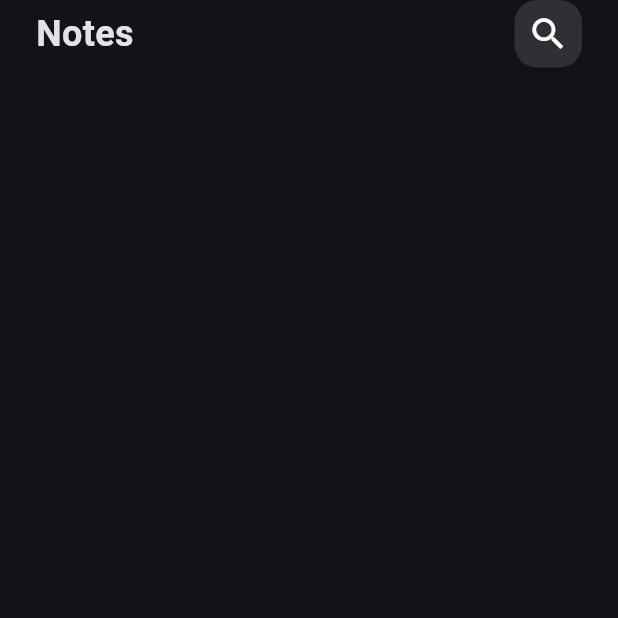
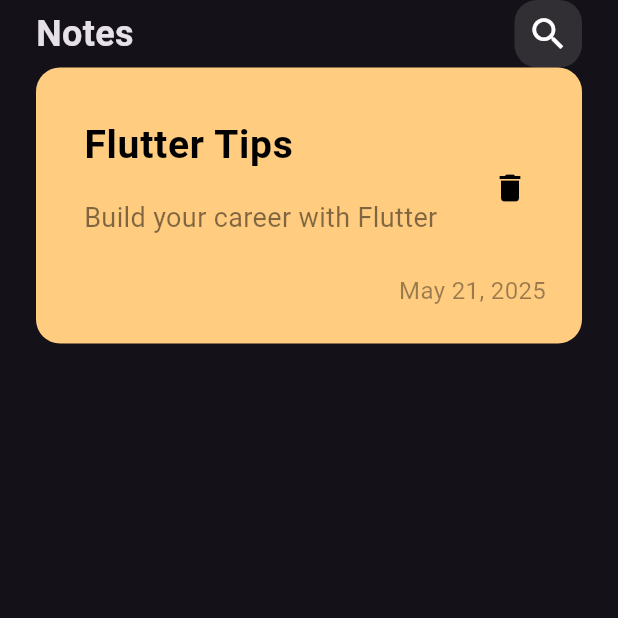
Before and after one commit to MohamedHany1512/notesApp, a Flutter app: the screen it shows after launch, on a phone screen of 412 x 824 dp, the top half of it. Run offline on Flutter 3.47's test engine with Material 3 defaults, Android fonts, the phone set to English and light mode, and no system bars.

Commit message:
create custom note item

```diff
--- /dev/null
+++ b/lib/views/widgets/custom_note_item.dart
@@ -0,0 +1,44 @@
+import 'package:flutter/material.dart';
+
+class NoteItem  extends StatelessWidget {
+  const NoteItem ({super.key});
+
+  @override
+  Widget build(BuildContext context) {
+    return  Container(
+      padding: const EdgeInsets.only(top: 24,bottom: 24,left: 16),
+      decoration: BoxDecoration(
+        color: Color(0xffFFCC80),
+        borderRadius: BorderRadius.circular(16),
+      ),
+      child: Column(
+        crossAxisAlignment: CrossAxisAlignment.end,
+        children: [
+        ListTile(
+          title: Text('Flutter Tips',style: TextStyle(
+            color: Colors.black,
+            fontSize: 26,
+            fontWeight: FontWeight.bold,
+          ),),
+          subtitle: Padding(
+            padding: const EdgeInsets.only(top: 16.0,bottom: 16),
+            child: Text('Build your career with Flutter',style: TextStyle(
+              color: Colors.black.withOpacity(0.5),
+              fontSize: 18,
+            ),),
+          ),
+          trailing: IconButton(
+            onPressed: (){},
+            icon: Icon(Icons.delete),color: Colors.black,iconSize: 24,),
+        ),
+        Padding(
+          padding: const EdgeInsets.only(right: 24),
+          child: Text("May 21, 2025",style: TextStyle(
+            color: Colors.black.withOpacity(0.4),
+            fontSize: 16,
+          ),),
+        ),
+      ],),
+    );
+  }
+}
--- a/lib/views/widgets/notes_view_body.dart
+++ b/lib/views/widgets/notes_view_body.dart
@@ -1,6 +1,7 @@
 
 import 'package:flutter/material.dart';
 import 'package:noteapp/views/widgets/custom_app_bar.dart';
+import 'package:noteapp/views/widgets/custom_note_item.dart';
 
 class NotesViewBody extends StatelessWidget {
   const NotesViewBody({super.key});
@@ -12,6 +13,8 @@ class NotesViewBody extends StatelessWidget {
       child: const Column(
         children: [
           CustomAppBar(),
+          NoteItem(),
+
         ],
       ),
     );
```
Also changed, not shown: lib/main.dart (line endings or trailing spaces), 1 other file.
